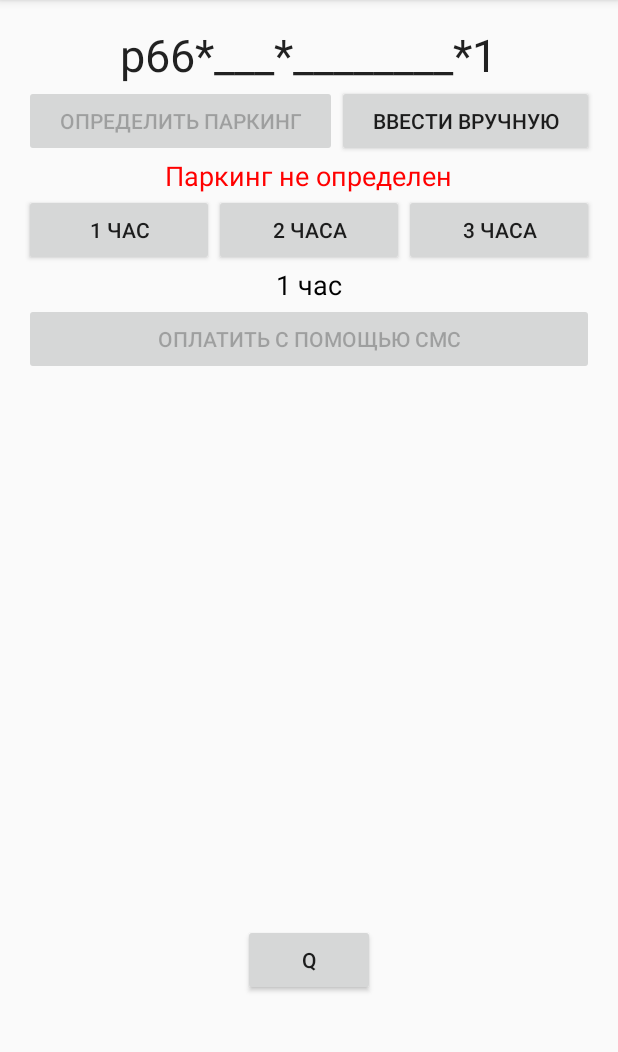
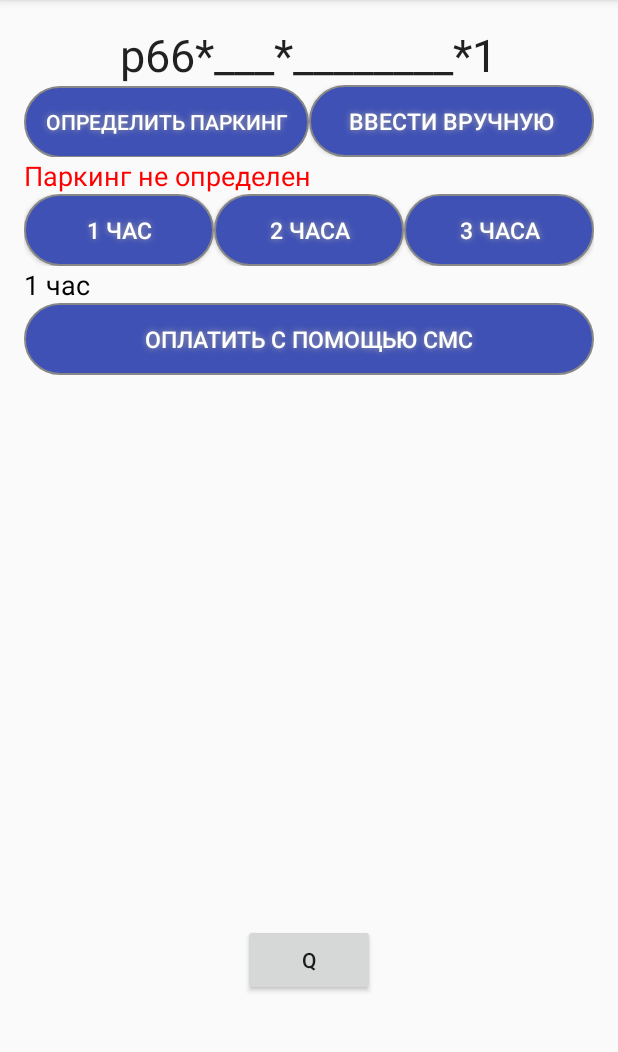
Before and after one commit to BigNordman/SMSParking, an Android app: the screen it shows after launch (MainActivity), on a phone screen of 412 x 824 dp, the part 84-1136 px from its top. Run offline under Robolectric (Android 15) with nearby library versions, the phone set to English and light mode, and no system bars.

Commit message:
Circular Progress Bar

```diff
--- a/app/src/main/java/com/nordman/big/smsparking/MainActivity.java
+++ b/app/src/main/java/com/nordman/big/smsparking/MainActivity.java
@@ -1,7 +1,5 @@
 package com.nordman.big.smsparking;
 
-import android.app.AlertDialog;
-import android.content.DialogInterface;
 import android.content.Intent;
 import android.graphics.Color;
 import android.location.Location;
@@ -11,7 +9,6 @@ import android.os.Message;
 import android.support.v7.app.AppCompatActivity;
 import android.os.Bundle;
 import android.util.Log;
-import android.view.KeyEvent;
 import android.view.Menu;
 import android.view.MenuItem;
 import android.view.View;
@@ -33,9 +30,11 @@ import java.util.TimerTask;
 public class MainActivity extends AppCompatActivity implements GoogleApiClient.ConnectionCallbacks, GoogleApiClient.OnConnectionFailedListener, LocationListener, PopupMenu.OnMenuItemClickListener {
     public static final long UPDATE_INTERVAL_IN_MILLISECONDS = 5000;
     public static final long FASTEST_UPDATE_INTERVAL_IN_MILLISECONDS = UPDATE_INTERVAL_IN_MILLISECONDS / 5;
+
     public static final int MAX_TICK_WAITING = 60;
     public static final int STATUS_INITIAL = 1;
-    public static final int STATUS_WAITING_SMS = 3;
+    public static final int STATUS_WAITING_OUT = 2;
+    public static final int STATUS_WAITING_IN = 3;
     public static final int STATUS_SMS_SENT = 4;
     public static final int STATUS_SMS_NOT_SENT = 5;
     int appStatus = STATUS_INITIAL;
@@ -44,7 +43,9 @@ public class MainActivity extends AppCompatActivity implements GoogleApiClient.C
     LocationRequest mLocationRequest;
     GeoManager geoMgr = new GeoManager(this);
     SmsManager smsMgr = new SmsManager(this);
-    Timer timer = null;
+    Timer tick = null;
+    int tickWaiting = 0;
+    String sendMessage = "";
 
     @Override
     protected void onCreate(Bundle savedInstanceState) {
@@ -65,6 +66,12 @@ public class MainActivity extends AppCompatActivity implements GoogleApiClient.C
     protected void onStart() {
         Log.d("LOG", "onStart...");
         mGoogleApiClient.connect();
+
+        if (tick==null){
+            tick = new Timer();
+            tick.schedule(new UpdateTickTask(), 0, 1000); //тикаем каждую секунду
+        }
+
         super.onStart();
     }
 
@@ -74,6 +81,10 @@ public class MainActivity extends AppCompatActivity implements GoogleApiClient.C
         super.onStop();
         if(mGoogleApiClient.isConnected()) {
             mGoogleApiClient.disconnect();
+        }
+        if (tick!=null) {
+            tick.cancel();
+            tick = null;
         }
     }
 
@@ -87,16 +98,6 @@ public class MainActivity extends AppCompatActivity implements GoogleApiClient.C
         }
 
         super.onResume();
-
-        // если произошло возвращение из смс-приложения, то проверим, была ли отослана смс
-        if (appStatus==STATUS_WAITING_SMS){
-            if(smsMgr.IsSent(getResources().getString(R.string.smsNumber))) {
-                appStatus=STATUS_SMS_SENT;
-                checkSms();
-            } else {
-                appStatus=STATUS_SMS_NOT_SENT;
-            }
-        }
         updateView();
     }
 
@@ -155,9 +156,6 @@ public class MainActivity extends AppCompatActivity implements GoogleApiClient.C
     }
 
     private void updateView(){
-        switch (appStatus) {
-            case STATUS_INITIAL:
-                // формируем строку sms
         smsMgr.updateSms();
         TextView zoneDesc = (TextView) this.findViewById(R.id.zoneDesc);
 
@@ -172,17 +170,39 @@ public class MainActivity extends AppCompatActivity implements GoogleApiClient.C
         ((TextView) this.findViewById(R.id.smsText)).setText(smsMgr.sms);
         // выводим часы
         ((TextView) this.findViewById(R.id.hourDesc)).setText(smsMgr.hourDesc());
+
+        // формируем строку sms
         // энаблим/дизаблим кнопку "оплатить"
         if (smsMgr.smsComplete()) this.findViewById(R.id.payButton).setEnabled(true);
         else this.findViewById(R.id.payButton).setEnabled(false);
+
+        switch (appStatus) {
+            case STATUS_INITIAL:
+                findViewById(R.id.progressBar).setVisibility(View.INVISIBLE);
+                ((TextView) this.findViewById(R.id.sendMessage)).setText(sendMessage);
+                ((TextView) this.findViewById(R.id.sendMessage)).setTextColor(Color.RED);
+                break;
+            case STATUS_WAITING_OUT:
+                Log.d("LOG", "waiting outgoing sms...");
+                findViewById(R.id.progressBar).setVisibility(View.VISIBLE);
+                ((TextView) this.findViewById(R.id.sendMessage)).setText(getResources().getString(R.string.outgoingSmsWaiting));
+                ((TextView) this.findViewById(R.id.sendMessage)).setTextColor(Color.BLACK);
+                break;
+            case STATUS_WAITING_IN:
+                Log.d("LOG", "waiting incoming sms...");
+                findViewById(R.id.progressBar).setVisibility(View.VISIBLE);
+                ((TextView) this.findViewById(R.id.sendMessage)).setText(getResources().getString(R.string.incomingSmsWaiting));
+                ((TextView) this.findViewById(R.id.sendMessage)).setTextColor(Color.BLACK);
                 break;
             case STATUS_SMS_SENT:
                 Log.d("LOG", "sms was sent...");
+                findViewById(R.id.progressBar).setVisibility(View.INVISIBLE);
                 ((TextView) this.findViewById(R.id.sendMessage)).setText(getResources().getString(R.string.sendSmsWaiting));
                 ((TextView) this.findViewById(R.id.sendMessage)).setTextColor(Color.BLACK);
                 break;
             case STATUS_SMS_NOT_SENT:
                 Log.d("LOG", "sms wasn't sent...");
+                findViewById(R.id.progressBar).setVisibility(View.INVISIBLE);
                 ((TextView) this.findViewById(R.id.sendMessage)).setText(getResources().getString(R.string.sendSmsFailed));
                 ((TextView) this.findViewById(R.id.sendMessage)).setTextColor(Color.RED);
                 break;
@@ -230,6 +250,8 @@ public class MainActivity extends AppCompatActivity implements GoogleApiClient.C
         outState.putString("sms", smsMgr.sms);
         if (smsMgr.currentZone!=null) outState.putInt("currentZoneNumber", smsMgr.currentZone.getZoneNumber());
         outState.putString("hours", smsMgr.hours);
+        if (smsMgr.sendDate !=null) outState.putLong("sendDate", smsMgr.sendDate.getTime());
+        outState.putInt("status", appStatus);
 
         Log.d("LOG", "onSaveInstanceState");
     }
@@ -240,6 +262,8 @@ public class MainActivity extends AppCompatActivity implements GoogleApiClient.C
         smsMgr.sms = savedInstanceState.getString("sms");
         smsMgr.currentZone = geoMgr.getParkZone(savedInstanceState.getInt("currentZoneNumber"));
         smsMgr.hours = savedInstanceState.getString("hours");
+        smsMgr.sendDate = new Date(savedInstanceState.getLong("sendDate"));
+        appStatus = savedInstanceState.getInt("status");
 
         Log.d("LOG", "onRestoreInstanceState");
     }
@@ -264,59 +288,69 @@ public class MainActivity extends AppCompatActivity implements GoogleApiClient.C
         Intent it = new Intent(Intent.ACTION_SENDTO, uri);
         it.putExtra("sms_body", smsMgr.sms);
         startActivity(it);
-        appStatus = STATUS_WAITING_SMS;
         smsMgr.sendDate = new Date();
+        appStatus = STATUS_WAITING_OUT;
+        tickWaiting = 0;
     }
 
-    final Handler h = new Handler(new Handler.Callback() {
+    private class UpdateTickTask extends TimerTask {
+        public void run() {
+            tickHandler.sendEmptyMessage(0);
+        }
+    }
+
+    final Handler tickHandler = new Handler(new Handler.Callback() {
         @Override
         public boolean handleMessage(Message msg) {
-            String aResponse = msg.getData().getString("message");
-            if ((null != aResponse)){
-                ((TextView) findViewById(R.id.sendMessage)).setText(aResponse);
-                if (aResponse.indexOf("Заказ оплачен")==0){    // если смс именно с подтверждением оплаты, то меняем интерфейс на "припарковано"
-                    smsMgr.startParking();
+            // обрабатываем сообщение таймера
+            Log.d("LOG", "***tick! ");
+
+            if(appStatus==STATUS_WAITING_OUT){
+                // ждем исходящее смс
+                Log.d("LOG", "***ждем исходящее смс");
+                tickWaiting++;
+
+                if (smsMgr.IsSent(getResources().getString(R.string.smsNumber))){
+                    // обнаружили, что смс отправлена. Меняем статус на ожидание входящего смс
+                    appStatus=STATUS_WAITING_IN;
+                    tickWaiting = 0;
+                }
+                if (tickWaiting==MAX_TICK_WAITING){
+                    // время ожидания исходящего смс истекло
+                    appStatus=STATUS_SMS_NOT_SENT;
                 }
             }
-            findViewById(R.id.progressBar).setVisibility(View.INVISIBLE);
+
+            if(appStatus==STATUS_WAITING_IN){
+                // ждем входящее смс
+                Log.d("LOG", "***ждем входящее смс");
+                tickWaiting++;
+
+                String smsText = smsMgr.GetIncomingSms(getResources().getString(R.string.smsNumber));
+                if (smsText!=null){
+                    // какая-то смс с искомого номера пришла...
+                    if (smsText.indexOf(getResources().getString(R.string.smsOrderPaid))==0){
+                        // если смс именно с подтверждением оплаты, то меняем интерфейс на "припарковано"
+                        smsMgr.startParking();
+                    } else {
+                        // если какая-то другая смс - просто выводим ее содержимое
+                        sendMessage = smsText;
+                        appStatus = STATUS_INITIAL;
+                    }
+
+                }
+                if (tickWaiting==MAX_TICK_WAITING){
+                    // время ожидания исходящего смс истекло
+                    appStatus=STATUS_SMS_NOT_SENT;
+                }
+
+            }
+
+            updateView();
             return false;
         }
     });
 
-    public void checkSms() {
-        if (timer==null){
-            findViewById(R.id.progressBar).setVisibility(View.VISIBLE);
-
-            timer = new Timer();
-            timer.schedule(new UpdateTimeTask(), 0, 5000); //тикаем каждые 5 секунд
-        }
-    }
-
-
-    private class UpdateTimeTask extends TimerTask {
-        int tickCount = 0;
-        String smsText;
-        Message msgObj;
-        Bundle b;
-        public void run() {
-            tickCount++;
-            Log.d("LOG", "timer tick! " + String.valueOf(tickCount) );
-            smsText = smsMgr.GetIncomingSms(getResources().getString(R.string.smsNumber));
-            if (smsText!=null || tickCount>=MAX_TICK_WAITING){
-                timer.cancel();
-                timer = null;
-                msgObj = h.obtainMessage();
-                b = new Bundle();
-
-                if (smsText!=null) b.putString("message", smsText);
-                else b.putString("message", getResources().getString(R.string.incomingSmsFailed));
-
-                msgObj.setData(b);
-                h.sendMessage(msgObj);
-            }
-
-        }
-    }
 
     public void qClick(View view) {
         smsMgr.startParking();
--- a/app/src/main/res/drawable/button_shape.xml
+++ b/app/src/main/res/drawable/button_shape.xml
@@ -14,10 +14,10 @@
         />
     <size
         android:width="380dp"
-        android:height="60dp"
+        android:height="40dp"
         />
     <stroke
-        android:width="3dp"
+        android:width="1dp"
         android:color="#878787"
         />
 </shape>
--- a/app/src/main/res/layout/activity_main.xml
+++ b/app/src/main/res/layout/activity_main.xml
@@ -31,6 +31,13 @@
             android:layout_width="wrap_content"
             android:layout_height="wrap_content"
             android:layout_weight="1"
+            android:textColor="#FFFFFF"
+            android:textSize="14sp"
+            android:background="@drawable/button_shape"
+            android:shadowColor="#A8A8A8"
+            android:shadowDx="0"
+            android:shadowDy="0"
+            android:shadowRadius="5"
             android:onClick="getZoneButtonOnClick"/>
 
         <Button
@@ -39,6 +46,13 @@
             android:layout_width="wrap_content"
             android:layout_height="wrap_content"
             android:layout_weight="1"
+            android:textColor="#FFFFFF"
+            android:textSize="15sp"
+            android:background="@drawable/button_shape"
+            android:shadowColor="#A8A8A8"
+            android:shadowDx="0"
+            android:shadowDy="0"
+            android:shadowRadius="5"
             android:onClick="setZoneButtonOnClick"/>
     </LinearLayout>
 
@@ -49,7 +63,8 @@
         android:text="Medium Text"
         android:id="@+id/zoneDesc"
         android:layout_below="@+id/zoneLinearLayout"
-        android:layout_centerHorizontal="true" />
+        android:layout_alignParentStart="true"
+        android:layout_alignEnd="@+id/zoneLinearLayout" />
 
     <LinearLayout xmlns:android="http://schemas.android.com/apk/res/android"
         android:layout_width="fill_parent"
@@ -63,6 +78,13 @@
             android:layout_width="wrap_content"
             android:layout_height="wrap_content"
             android:layout_weight="1"
+            android:textColor="#FFFFFF"
+            android:textSize="15sp"
+            android:background="@drawable/button_shape"
+            android:shadowColor="#A8A8A8"
+            android:shadowDx="0"
+            android:shadowDy="0"
+            android:shadowRadius="5"
             android:onClick="oneHourButtonOnClick"/>
         <Button
             android:text="@string/twoHourButtonText"
@@ -70,6 +92,13 @@
             android:layout_width="wrap_content"
             android:layout_height="wrap_content"
             android:layout_weight="1"
+            android:textColor="#FFFFFF"
+            android:textSize="15sp"
+            android:background="@drawable/button_shape"
+            android:shadowColor="#A8A8A8"
+            android:shadowDx="0"
+            android:shadowDy="0"
+            android:shadowRadius="5"
             android:onClick="twoHourButtonOnClick"/>
         <Button
             android:text="@string/threeHourButtonText"
@@ -77,6 +106,13 @@
             android:layout_width="wrap_content"
             android:layout_height="wrap_content"
             android:layout_weight="1"
+            android:textColor="#FFFFFF"
+            android:textSize="15sp"
+            android:background="@drawable/button_shape"
+            android:shadowColor="#A8A8A8"
+            android:shadowDx="0"
+            android:shadowDy="0"
+            android:shadowRadius="5"
             android:onClick="threeHourButtonOnClick"/>
     </LinearLayout>
 
@@ -86,9 +122,10 @@
         android:textAppearance="?android:attr/textAppearanceMedium"
         android:text="Medium Text"
         android:id="@+id/hourDesc"
+        android:textColor="@android:color/black"
         android:layout_below="@+id/hourLinearLayout"
-        android:layout_centerHorizontal="true"
-        android:textColor="@android:color/black" />
+        android:layout_alignParentStart="true"
+        android:layout_alignEnd="@+id/hourLinearLayout" />
     <Button
         android:text="@string/payButtonText"
         android:id="@+id/payButton"
@@ -96,26 +133,32 @@
         android:layout_height="wrap_content"
         android:layout_below="@+id/hourDesc"
         android:enabled="false"
+        android:textColor="#FFFFFF"
+        android:textSize="15sp"
+        android:background="@drawable/button_shape"
+        android:shadowColor="#A8A8A8"
+        android:shadowDx="0"
+        android:shadowDy="0"
+        android:shadowRadius="5"
         android:onClick="payButtonOnClick"
         android:layout_alignRight="@+id/hourLinearLayout"
         android:layout_alignEnd="@+id/hourLinearLayout" />
 
-    <TextView
-        android:layout_width="wrap_content"
+    <LinearLayout xmlns:android="http://schemas.android.com/apk/res/android"
+        android:layout_width="fill_parent"
         android:layout_height="wrap_content"
-        android:textAppearance="?android:attr/textAppearanceMedium"
-        android:id="@+id/sendMessage"
-        android:textColor="@android:color/black"
+        android:orientation="horizontal"
         android:layout_below="@+id/payButton"
-        android:layout_centerHorizontal="true" />
+        android:id="@+id/progressLinearLayout">
+        <TextView
+            android:layout_width="296dp"
+            android:layout_height="wrap_content"
+            android:textAppearance="?android:attr/textAppearanceMedium"
+            android:id="@+id/sendMessage"
+            android:textColor="@android:color/black"
+            android:text="sendMessage" />
+    </LinearLayout>
 
-    <ProgressBar
-        android:layout_width="wrap_content"
-        android:layout_height="wrap_content"
-        android:id="@+id/progressBar"
-        android:visibility="invisible"
-        android:layout_below="@+id/sendMessage"
-        android:layout_alignEnd="@+id/smsText"/>
 
     <Button
         android:layout_width="wrap_content"
@@ -127,4 +170,19 @@
         android:layout_marginBottom="88dp"
         android:onClick="qClick"        />
 
+    <ImageView
+        android:layout_width="wrap_content"
+        android:layout_height="wrap_content"
+        android:id="@+id/imageView"
+        android:layout_alignBottom="@+id/smsText"
+        android:layout_centerHorizontal="true" />
+
+    <ProgressBar
+        android:layout_width="wrap_content"
+        android:layout_height="wrap_content"
+        android:id="@+id/progressBar"
+        android:visibility="invisible"
+        android:layout_alignTop="@+id/payButton"
+        android:layout_centerHorizontal="true" />
+
 </RelativeLayout>
--- a/app/src/main/res/values/strings.xml
+++ b/app/src/main/res/values/strings.xml
@@ -76,4 +76,7 @@
     <string name="incomingSmsFailed">Не обнаружено входящее СМС</string>
     <string name="stopParkingButtonText">Прекратить досрочно</string>
     <string name="prolongButtonText">Продлить</string>
+    <string name="outgoingSmsWaiting">Ожидаем отправки смс</string>
+    <string name="incomingSmsWaiting">Ожидаем получения смс</string>
+    <string name="smsOrderPaid">Заказ оплачен</string>
 </resources>
```
Also changed, not shown: app/src/main/res/layout/activity_parking.xml (+61 -22 lines), app/src/main/res/drawable/coins.png (added). Lines whose indentation alone changed are shown as unchanged.
